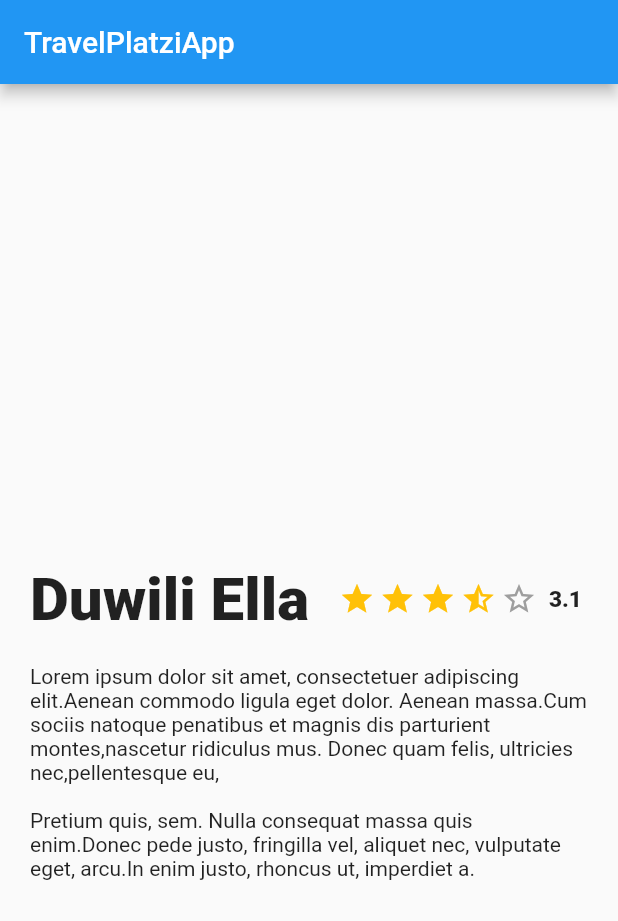
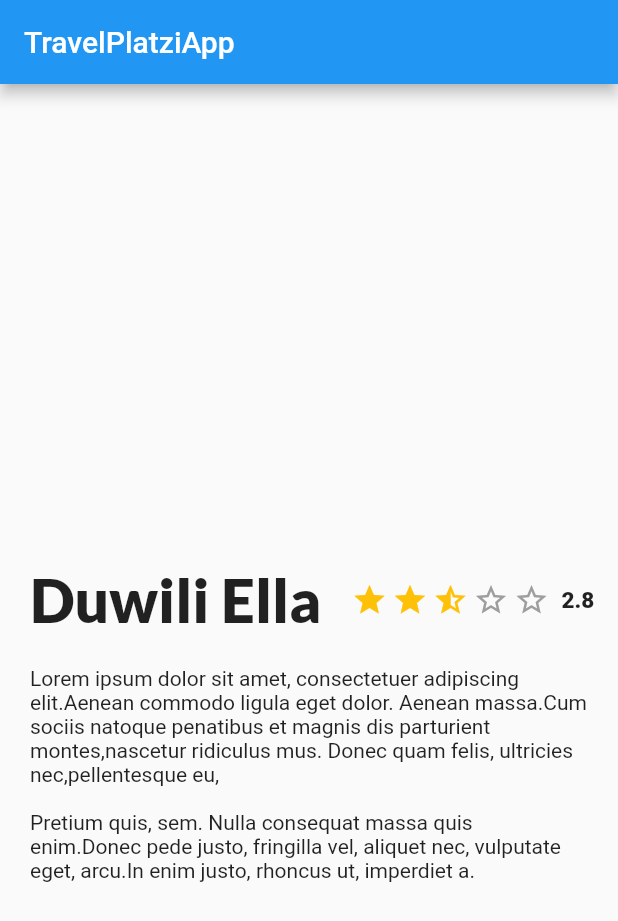
Before and after one commit to AndresP25/Curso_de_flutter, a Flutter app: the screen it shows after launch, on a phone screen of 412 x 824 dp. Shown: the top 921 px of the screen. Run offline on Flutter 3.47's test engine with Material 2 defaults, Android fonts, the phone set to English and light mode, and no system bars.

Commit message:
Se agrega gitigone, y diferente tipografia

```diff
--- a/lib/components/description_place/head_description.dart
+++ b/lib/components/description_place/head_description.dart
@@ -25,7 +25,7 @@ class HeadDescription extends StatelessWidget {
             namePlace,
             style: const TextStyle(
               fontSize: 40.0,
-
+              fontFamily: "Lato",
               fontWeight: FontWeight.w900,
             ),
             textAlign: TextAlign.left,
--- a/lib/main.dart
+++ b/lib/main.dart
@@ -21,7 +21,7 @@ class MyApp extends StatelessWidget {
           title: const Text("TravelPlatziApp")
         ),
 
-        body: DescriptionPlace("Duwili Ella",3.1, descriptionPlace ),
+        body: DescriptionPlace("Duwili Ella",2.8, descriptionPlace ),
 
         )
 
--- a/pubspec.yaml
+++ b/pubspec.yaml
@@ -89,3 +89,8 @@ flutter:
   #
   # For details regarding fonts from package dependencies,
   # see https://flutter.dev/custom-fonts/#from-packages
+
+  fonts:
+    - family: Lato
+      fonts:
+        - asset: assets/fonts/Lato-Regular.ttf
```
Also changed, not shown: 1 other file.
